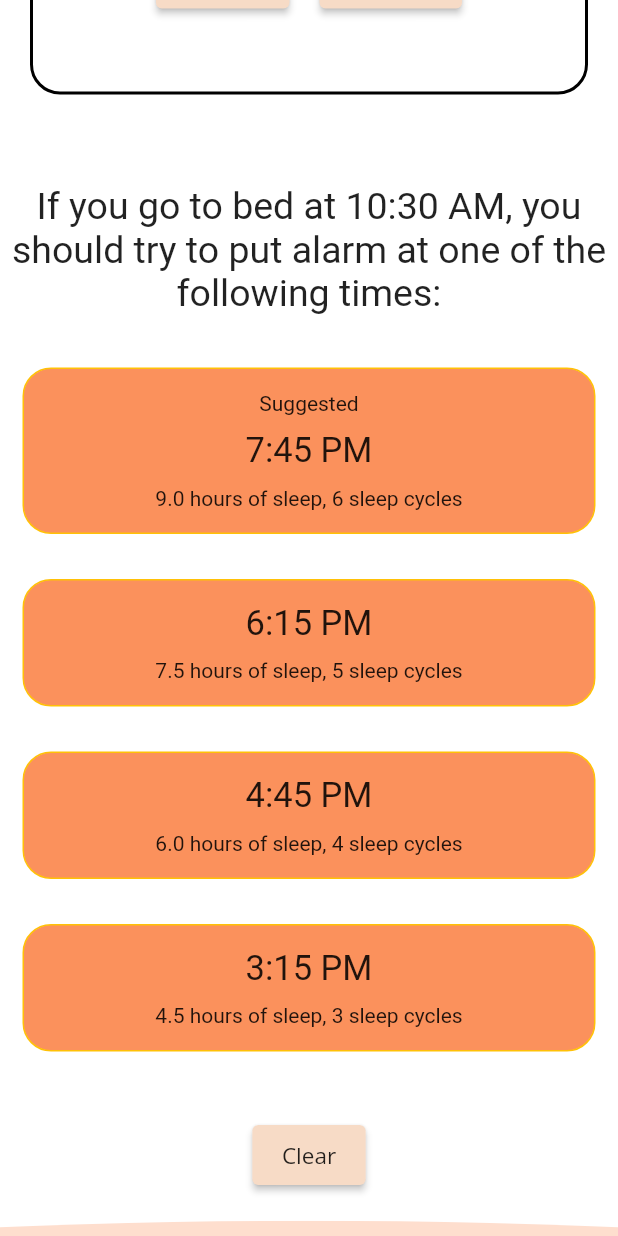
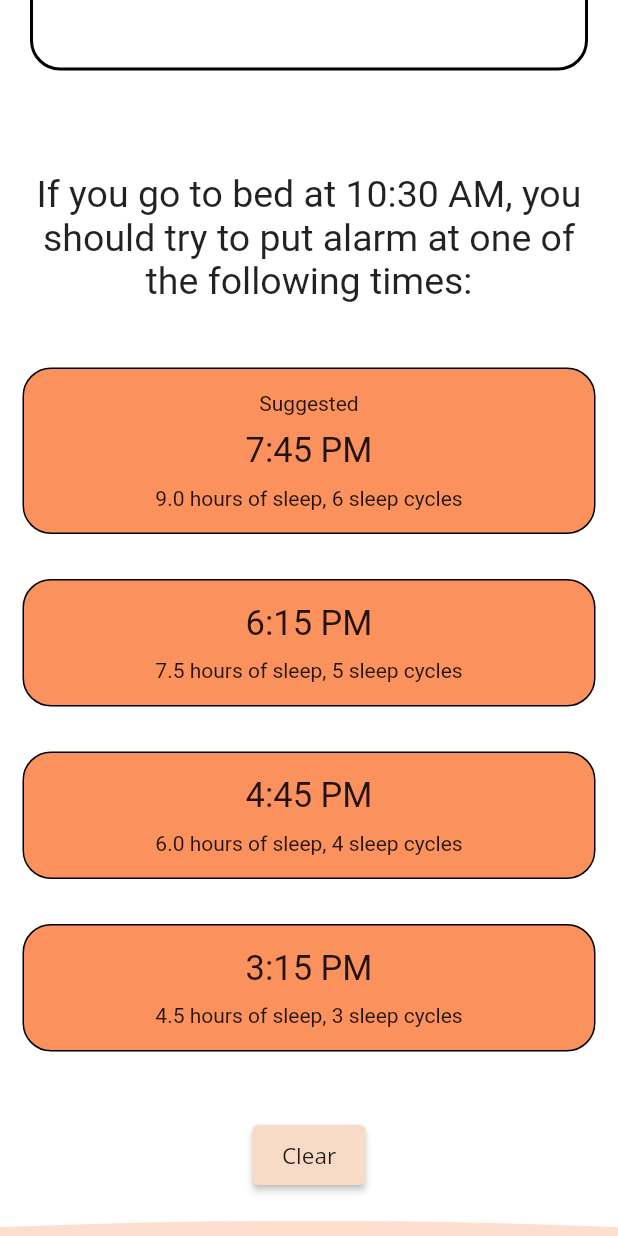
Before and after one commit to aditygrg2/shayan, a Flutter app: the SleepCycleCalculator screen opened by its route, scrolled down 103 dp, after a tap on "Submit", on a phone screen of 412 x 824 dp. Run offline on Flutter 3.47's test engine with Material 2 defaults, Android fonts, the phone set to English and light mode, and no system bars; our stand-ins replace audio_video_progress_bar, cached_network_image, cloud_firestore, firebase_auth, firebase_core, fl_chart and 10 more; missing offline and left inert: day_night_time_picker, dialog_flowtter, flutter_background, google_maps_webservice, health, light and 5 more; accounts and stored records are empty; network calls fail; Roboto replaces fonts that are missing (Montserrat).

Commit message:
design fixes

```diff
--- a/lib/screens/menu/MeditationTimer/time_picker.dart
+++ b/lib/screens/menu/MeditationTimer/time_picker.dart
@@ -20,7 +20,7 @@ class _TimePickerState extends State<TimePicker> {
           color: Theme.of(context).canvasColor,
           borderRadius: BorderRadius.circular(10),
           border: Border.all(
-            color: const Color.fromRGBO(250, 195, 68, 1),
+            color: Theme.of(context).dividerColor,
           ),
         ),
         child: TimePickerSpinner(
--- a/lib/screens/menu/MentalExercise/mental_exercise.dart
+++ b/lib/screens/menu/MentalExercise/mental_exercise.dart
@@ -77,6 +77,7 @@ class MentalExercise extends StatelessWidget {
                           });
                         },
                         child: Container(
+                          height: 170,
                           decoration: BoxDecoration(
                             color: Theme.of(context).canvasColor,
                             borderRadius:
@@ -109,6 +110,7 @@ class MentalExercise extends StatelessWidget {
                                     ),
                                     Text(
                                       card['subtitle'].toString(),
+                                      overflow: TextOverflow.clip,
                                       style: Theme.of(context)
                                           .textTheme
                                           .titleMedium,
--- a/lib/screens/menu/SleepCycleCalculator/sleep_cycle_calculator.dart
+++ b/lib/screens/menu/SleepCycleCalculator/sleep_cycle_calculator.dart
@@ -264,10 +264,13 @@ class _SleepCycleCalculatorState extends State<SleepCycleCalculator> {
             height: 20,
           ),
           if (data && !settingsOn)
-            Text(
-              'If you go to bed at ${(startDate.hour % 12).toString().padLeft(2, '0')}:${startDate.minute.toString().padLeft(2, '0')} ${startDate.hour > 12 ? 'PM' : 'AM'}, you should try to put alarm at one of the following times: ',
-              style: Theme.of(context).textTheme.labelLarge,
-              textAlign: TextAlign.center,
+            Padding(
+              padding: const EdgeInsets.all(8.0),
+              child: Text(
+                'If you go to bed at ${(startDate.hour % 12).toString().padLeft(2, '0')}:${startDate.minute.toString().padLeft(2, '0')} ${startDate.hour > 12 ? 'PM' : 'AM'}, you should try to put alarm at one of the following times: ',
+                style: Theme.of(context).textTheme.labelLarge,
+                textAlign: TextAlign.center,
+              ),
             ),
           const SizedBox(
             height: 20,
--- a/lib/widgets/UI/TimeContainer.dart
+++ b/lib/widgets/UI/TimeContainer.dart
@@ -15,9 +15,13 @@ class TimeContainer extends StatelessWidget {
           margin: const EdgeInsets.all(15),
           padding: const EdgeInsets.all(15),
           decoration: BoxDecoration(
-              color: Theme.of(context).canvasColor,
-              borderRadius: const BorderRadius.all(Radius.circular(19)),
-              border: Border.all(color: Colors.amber, width: 1)),
+            color: Theme.of(context).canvasColor,
+            borderRadius: const BorderRadius.all(Radius.circular(19)),
+            border: Border.all(
+              color: Theme.of(context).dividerColor,
+              width: 1,
+            ),
+          ),
           child: Column(
             children: [
               if (box['recommended'])
--- a/lib/widgets/home_screen/sleep_score.dart
+++ b/lib/widgets/home_screen/sleep_score.dart
@@ -41,8 +41,8 @@ class _SleepScoreState extends State<SleepScore> {
               ),
               linearGradient: LinearGradient(
                 colors: [
-                  Theme.of(context).buttonColor,
-                  Colors.amber
+                  Theme.of(context).splashColor,
+                  Theme.of(context).cardColor,
                 ],
               ),
               backgroundColor: Theme.of(context).primaryColor,
```
Also changed, not shown: lib/screens/home/home_body.dart (+22 -20 lines), lib/screens/menu/Maps/google_map.dart (+11 -6 lines), lib/screens/menu/MeditationTimer/meditation_timer.dart (+17 -7 lines), lib/screens/menu/SleepDietSuggestion/sleep_diet_suggestion.dart (+21 -8 lines), lib/widgets/sleep_screen/sleep_score_card.dart (+6 -2 lines).
